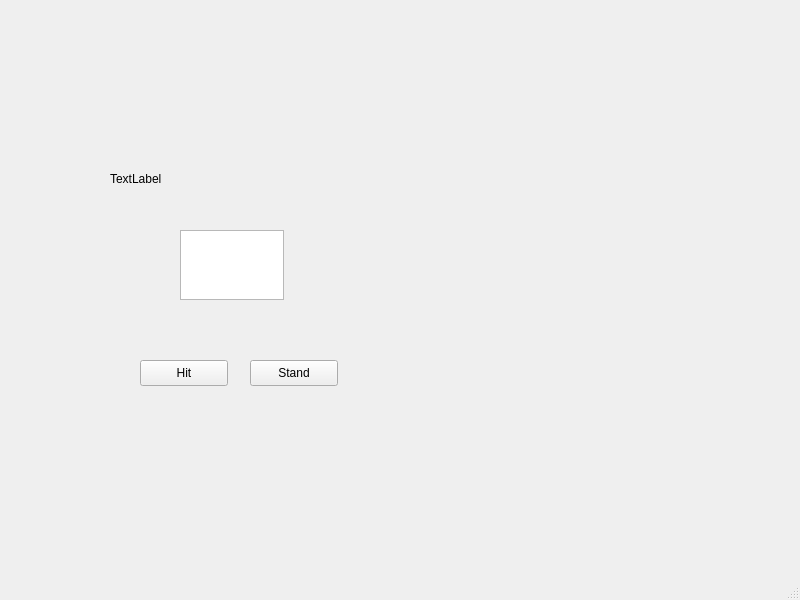
First picture: the form in BlackJackGUI/mainwindow.ui, repository Yur3te/BlackJack, before the edit.
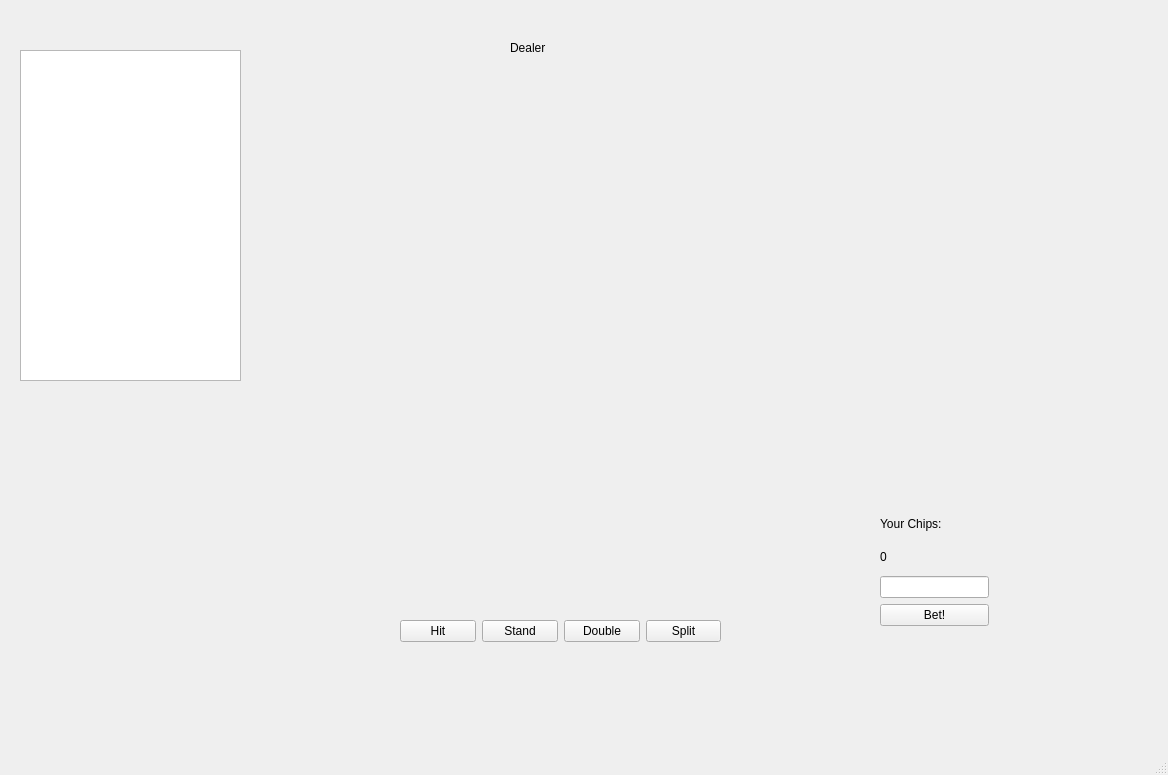
Second picture: the form after the edit.

Patch:
```diff
--- a/BlackJackGUI/mainwindow.ui
+++ b/BlackJackGUI/mainwindow.ui
@@ -6,74 +6,135 @@
    <rect>
     <x>0</x>
     <y>0</y>
-    <width>800</width>
-    <height>600</height>
+    <width>1168</width>
+    <height>775</height>
    </rect>
   </property>
   <property name="windowTitle">
    <string>MainWindow</string>
   </property>
   <widget class="QWidget" name="centralwidget">
-   <widget class="QPushButton" name="buttonHit">
+   <widget class="QWidget" name="dealerCardsWidget" native="true">
     <property name="geometry">
      <rect>
-      <x>140</x>
-      <y>360</y>
-      <width>88</width>
-      <height>26</height>
+      <x>370</x>
+      <y>70</y>
+      <width>331</width>
+      <height>171</height>
+     </rect>
+    </property>
+    <layout class="QHBoxLayout" name="horizontalLayout"/>
+   </widget>
+   <widget class="QLabel" name="label_2">
+    <property name="geometry">
+     <rect>
+      <x>510</x>
+      <y>40</y>
+      <width>49</width>
+      <height>16</height>
      </rect>
     </property>
     <property name="text">
-     <string>Hit</string>
+     <string>Dealer</string>
     </property>
    </widget>
+   <widget class="QWidget" name="playerCardsWidget" native="true">
+    <property name="geometry">
+     <rect>
+      <x>310</x>
+      <y>370</y>
+      <width>521</width>
+      <height>210</height>
+     </rect>
+    </property>
+    <layout class="QHBoxLayout" name="horizontalLayout_3"/>
+   </widget>
+   <widget class="QWidget" name="gameButtonsWidget" native="true">
+    <property name="geometry">
+     <rect>
+      <x>400</x>
+      <y>610</y>
+      <width>321</width>
+      <height>42</height>
+     </rect>
+    </property>
+    <layout class="QHBoxLayout" name="horizontalLayout_2">
+     <item>
+      <widget class="QPushButton" name="buttonHit">
+       <property name="text">
+        <string>Hit</string>
+       </property>
+      </widget>
+     </item>
+     <item>
+      <widget class="QPushButton" name="buttonStand">
+       <property name="text">
+        <string>Stand</string>
+       </property>
+      </widget>
+     </item>
+     <item>
+      <widget class="QPushButton" name="buttonDouble">
+       <property name="text">
+        <string>Double</string>
+       </property>
+      </widget>
+     </item>
+     <item>
+      <widget class="QPushButton" name="buttonSplit">
+       <property name="text">
+        <string>Split</string>
+       </property>
+      </widget>
+     </item>
+    </layout>
+   </widget>
+   <widget class="QWidget" name="betLayout" native="true">
+    <property name="geometry">
+     <rect>
+      <x>880</x>
+      <y>510</y>
+      <width>109</width>
+      <height>116</height>
+     </rect>
+    </property>
+    <layout class="QVBoxLayout" name="verticalLayout">
+     <item>
+      <widget class="QLabel" name="label">
+       <property name="text">
+        <string>Your Chips:</string>
+       </property>
+      </widget>
+     </item>
+     <item>
+      <widget class="QLabel" name="chipsLabel">
+       <property name="text">
+        <string>0</string>
+       </property>
+      </widget>
+     </item>
+     <item>
+      <widget class="QLineEdit" name="enterChips"/>
+     </item>
+     <item>
+      <widget class="QPushButton" name="buttonBet">
+       <property name="text">
+        <string>Bet!</string>
+       </property>
+      </widget>
+     </item>
+    </layout>
+   </widget>
    <widget class="QTextEdit" name="textOutput">
     <property name="geometry">
      <rect>
-      <x>180</x>
-      <y>230</y>
-      <width>104</width>
-      <height>70</height>
+      <x>20</x>
+      <y>50</y>
+      <width>221</width>
+      <height>331</height>
      </rect>
     </property>
    </widget>
-   <widget class="QPushButton" name="buttonStand">
-    <property name="geometry">
-     <rect>
-      <x>250</x>
-      <y>360</y>
-      <width>88</width>
-      <height>26</height>
-     </rect>
-    </property>
-    <property name="text">
-     <string>Stand</string>
-    </property>
-   </widget>
-   <widget class="QLabel" name="cardLabel">
-    <property name="geometry">
-     <rect>
-      <x>110</x>
-      <y>170</y>
-      <width>66</width>
-      <height>18</height>
-     </rect>
-    </property>
-    <property name="text">
-     <string>TextLabel</string>
-    </property>
-   </widget>
-   <widget class="QWidget" name="horizontalLayoutWidget">
-    <property name="geometry">
-     <rect>
-      <x>330</x>
-      <y>80</y>
-      <width>271</width>
-      <height>191</height>
-     </rect>
-    </property>
-    <layout class="QHBoxLayout" name="cardsLayout"/>
-   </widget>
   </widget>
   <widget class="QMenuBar" name="menubar">
    <property name="geometry">
```
Left out of the diff: 4 changed lines with no effect on the pictures.
